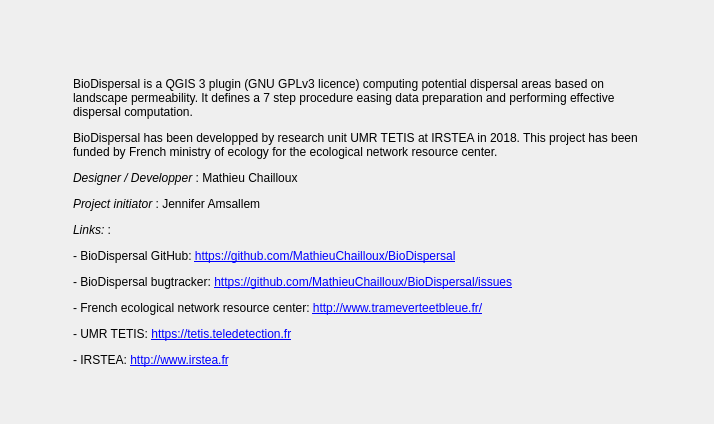
Qt form BioDispersalAbout_dialog_base.ui (MathieuChailloux/BioDispersal) before a commit.
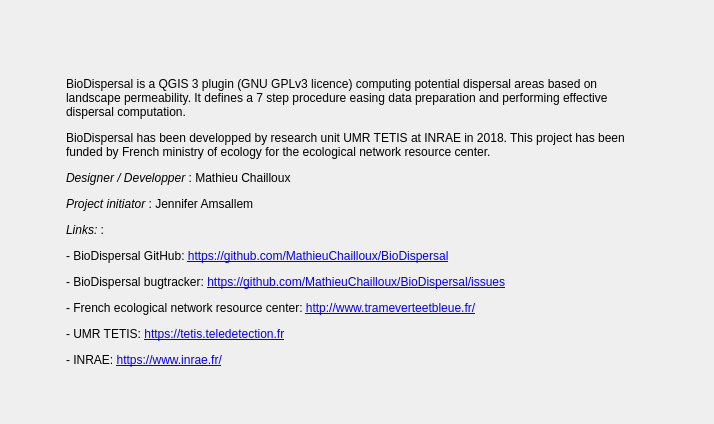
The same form after that commit. Icons and pictures are not drawn.

Commit message: UI updates with new logo

```diff
--- a/BioDispersalAbout_dialog_base.ui
+++ b/BioDispersalAbout_dialog_base.ui
@@ -30,8 +30,8 @@
      </property>
      <property name="maximumSize">
       <size>
-       <width>68</width>
-       <height>68</height>
+       <width>102</width>
+       <height>25</height>
       </size>
      </property>
      <property name="text">
@@ -129,7 +129,7 @@
       </sizepolicy>
      </property>
      <property name="text">
-      <string>&lt;html&gt;&lt;head/&gt;&lt;body&gt;&lt;p&gt;BioDispersal is a QGIS 3 plugin (GNU GPLv3 licence) computing potential dispersal areas based on landscape permeability. It defines a 7 step procedure easing data preparation and performing effective dispersal computation.&lt;/p&gt;&lt;p&gt;BioDispersal has been developped by research unit UMR TETIS at IRSTEA in 2018. This project has been funded by French ministry of ecology for the ecological network resource center.&lt;/p&gt;&lt;p&gt;&lt;span style=&quot; font-style:italic;&quot;&gt;Designer / Developper &lt;/span&gt;: Mathieu Chailloux&lt;/p&gt;&lt;p&gt;&lt;span style=&quot; font-style:italic;&quot;&gt;Project initiator&lt;/span&gt; : Jennifer Amsallem&lt;/p&gt;&lt;p&gt;&lt;span style=&quot; font-style:italic;&quot;&gt;Links:&lt;/span&gt; :&lt;/p&gt;&lt;p&gt;- BioDispersal GitHub: &lt;a href=&quot;https://github.com/MathieuChailloux/BioDispersal&quot;&gt;&lt;span style=&quot; text-decoration: underline; color:#0000ff;&quot;&gt;https://github.com/MathieuChailloux/BioDispersal&lt;/span&gt;&lt;/a&gt;&lt;/p&gt;&lt;p&gt;- BioDispersal bugtracker: &lt;a href=&quot;https://github.com/MathieuChailloux/BioDispersal/issues&quot;&gt;&lt;span style=&quot; text-decoration: underline; color:#0000ff;&quot;&gt;https://github.com/MathieuChailloux/BioDispersal/issues&lt;/span&gt;&lt;/a&gt;&lt;/p&gt;&lt;p&gt;- French ecological network resource center: &lt;a href=&quot;http://www.trameverteetbleue.fr/&quot;&gt;&lt;span style=&quot; text-decoration: underline; color:#0000ff;&quot;&gt;http://www.trameverteetbleue.fr/&lt;/span&gt;&lt;/a&gt;&lt;/p&gt;&lt;p&gt;- UMR TETIS: &lt;a href=&quot;https://tetis.teledetection.fr&quot;&gt;&lt;span style=&quot; text-decoration: underline; color:#0000ff;&quot;&gt;https://tetis.teledetection.fr&lt;/span&gt;&lt;/a&gt;&lt;/p&gt;&lt;p&gt;- IRSTEA: &lt;a href=&quot;http://www.irstea.fr&quot;&gt;&lt;span style=&quot; text-decoration: underline; color:#0000ff;&quot;&gt;http://www.irstea.fr&lt;/span&gt;&lt;/a&gt;&lt;/p&gt;&lt;/body&gt;&lt;/html&gt;</string>
+      <string>&lt;html&gt;&lt;head/&gt;&lt;body&gt;&lt;p&gt;BioDispersal is a QGIS 3 plugin (GNU GPLv3 licence) computing potential dispersal areas based on landscape permeability. It defines a 7 step procedure easing data preparation and performing effective dispersal computation.&lt;/p&gt;&lt;p&gt;BioDispersal has been developped by research unit UMR TETIS at INRAE in 2018. This project has been funded by French ministry of ecology for the ecological network resource center.&lt;/p&gt;&lt;p&gt;&lt;span style=&quot; font-style:italic;&quot;&gt;Designer / Developper &lt;/span&gt;: Mathieu Chailloux&lt;/p&gt;&lt;p&gt;&lt;span style=&quot; font-style:italic;&quot;&gt;Project initiator&lt;/span&gt; : Jennifer Amsallem&lt;/p&gt;&lt;p&gt;&lt;span style=&quot; font-style:italic;&quot;&gt;Links:&lt;/span&gt; :&lt;/p&gt;&lt;p&gt;- BioDispersal GitHub: &lt;a href=&quot;https://github.com/MathieuChailloux/BioDispersal&quot;&gt;&lt;span style=&quot; text-decoration: underline; color:#0000ff;&quot;&gt;https://github.com/MathieuChailloux/BioDispersal&lt;/span&gt;&lt;/a&gt;&lt;/p&gt;&lt;p&gt;- BioDispersal bugtracker: &lt;a href=&quot;https://github.com/MathieuChailloux/BioDispersal/issues&quot;&gt;&lt;span style=&quot; text-decoration: underline; color:#0000ff;&quot;&gt;https://github.com/MathieuChailloux/BioDispersal/issues&lt;/span&gt;&lt;/a&gt;&lt;/p&gt;&lt;p&gt;- French ecological network resource center: &lt;a href=&quot;http://www.trameverteetbleue.fr/&quot;&gt;&lt;span style=&quot; text-decoration: underline; color:#0000ff;&quot;&gt;http://www.trameverteetbleue.fr/&lt;/span&gt;&lt;/a&gt;&lt;/p&gt;&lt;p&gt;- UMR TETIS: &lt;a href=&quot;https://tetis.teledetection.fr&quot;&gt;&lt;span style=&quot; text-decoration: underline; color:#0000ff;&quot;&gt;https://tetis.teledetection.fr&lt;/span&gt;&lt;/a&gt;&lt;/p&gt;&lt;p&gt;- INRAE: &lt;a href=&quot;https://www.inrae.fr/&quot;&gt;&lt;span style=&quot; text-decoration: underline; color:#0000ff;&quot;&gt;https://www.inrae.fr/&lt;/span&gt;&lt;/a&gt;&lt;/p&gt;&lt;/body&gt;&lt;/html&gt;</string>
      </property>
      <property name="wordWrap">
       <bool>true</bool>
```
Left out of the diff: 2 changed lines with no effect on the pictures. The commit also changes 2 other files.
